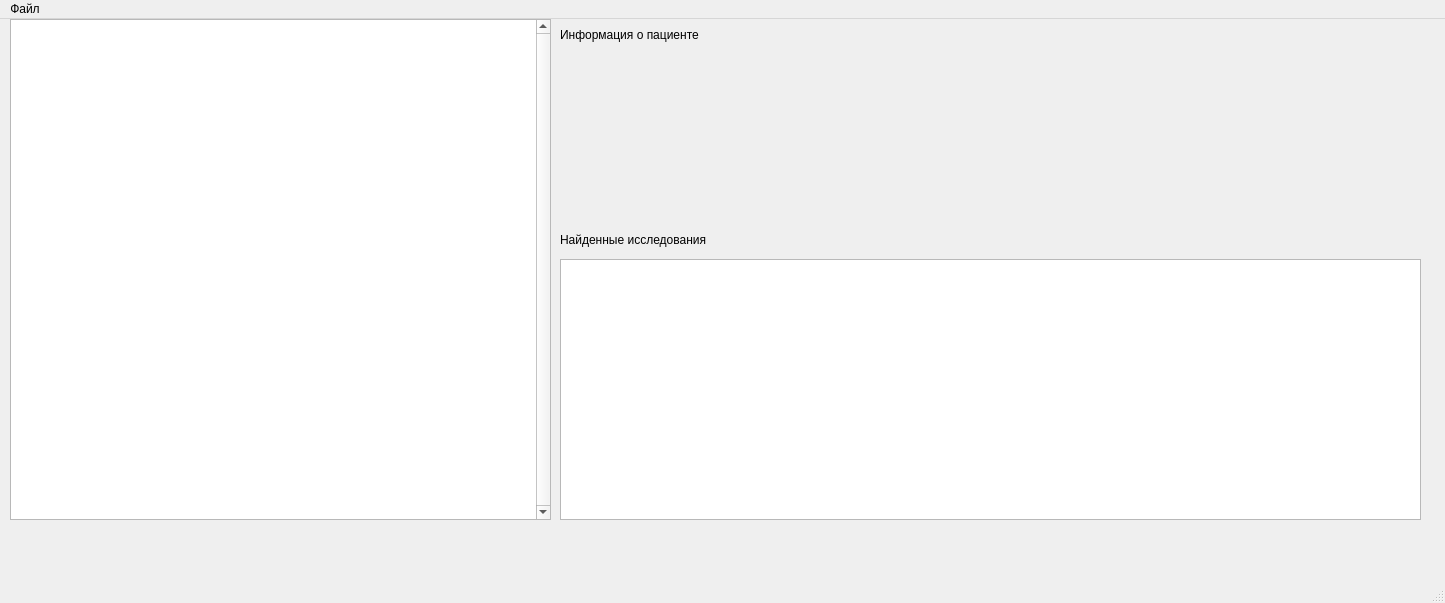
Qt form PatientsDB/mainwindow.ui (MolchanovDmitry/QtSandbox) before a commit.
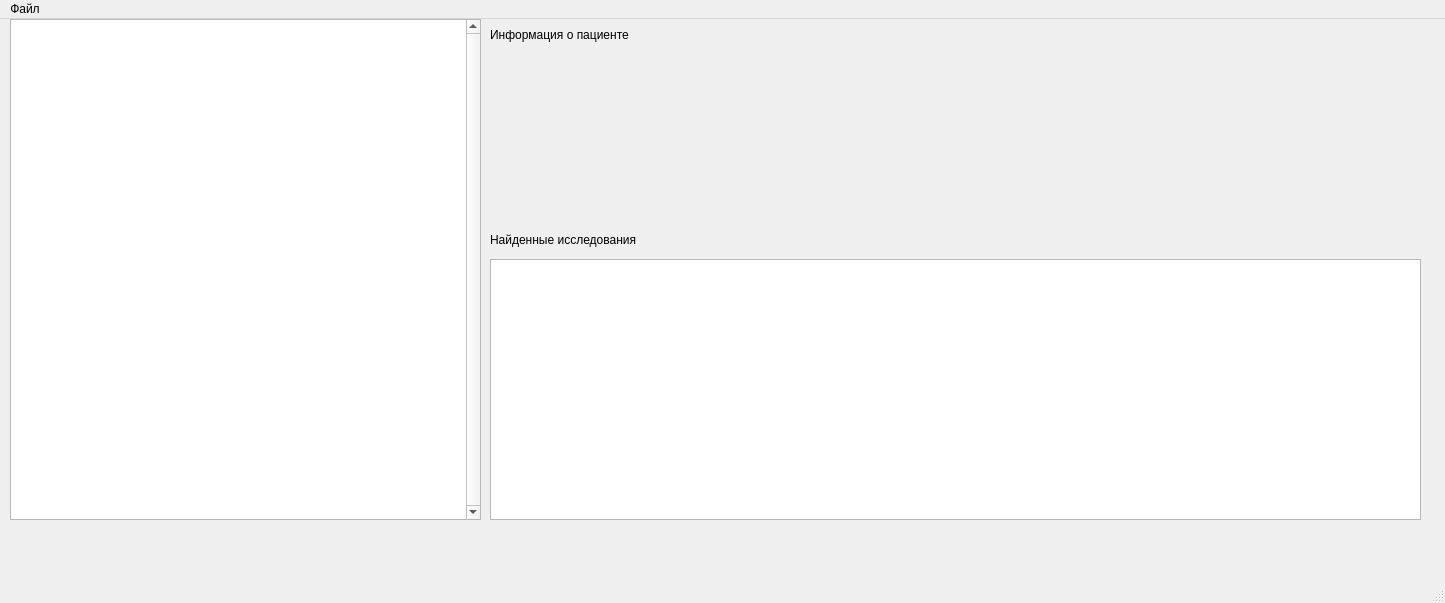
The same form after that commit.

Diff of the .ui file:
```diff
--- a/PatientsDB/mainwindow.ui
+++ b/PatientsDB/mainwindow.ui
@@ -19,7 +19,7 @@
      <rect>
       <x>10</x>
       <y>0</y>
-      <width>541</width>
+      <width>471</width>
       <height>501</height>
      </rect>
     </property>
@@ -39,9 +39,9 @@
    <widget class="QTableView" name="researchTableView">
     <property name="geometry">
      <rect>
-      <x>560</x>
+      <x>490</x>
       <y>240</y>
-      <width>861</width>
+      <width>931</width>
       <height>261</height>
      </rect>
     </property>
@@ -49,7 +49,7 @@
    <widget class="QLabel" name="label">
     <property name="geometry">
      <rect>
-      <x>560</x>
+      <x>490</x>
       <y>200</y>
       <width>231</width>
       <height>41</height>
@@ -62,7 +62,7 @@
    <widget class="QLabel" name="label_2">
     <property name="geometry">
      <rect>
-      <x>560</x>
+      <x>490</x>
       <y>0</y>
       <width>201</width>
       <height>31</height>
@@ -75,7 +75,7 @@
    <widget class="QLabel" name="patientInfo">
     <property name="geometry">
      <rect>
-      <x>560</x>
+      <x>490</x>
       <y>40</y>
       <width>841</width>
       <height>151</height>
```
